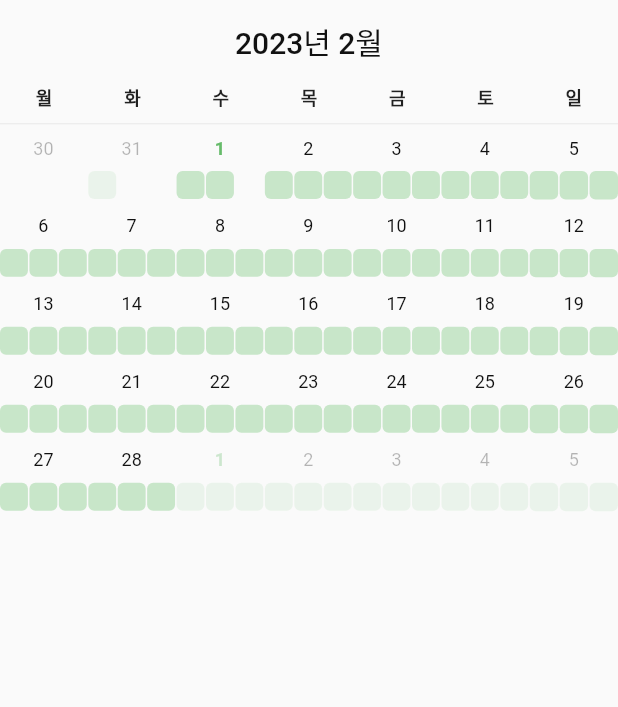
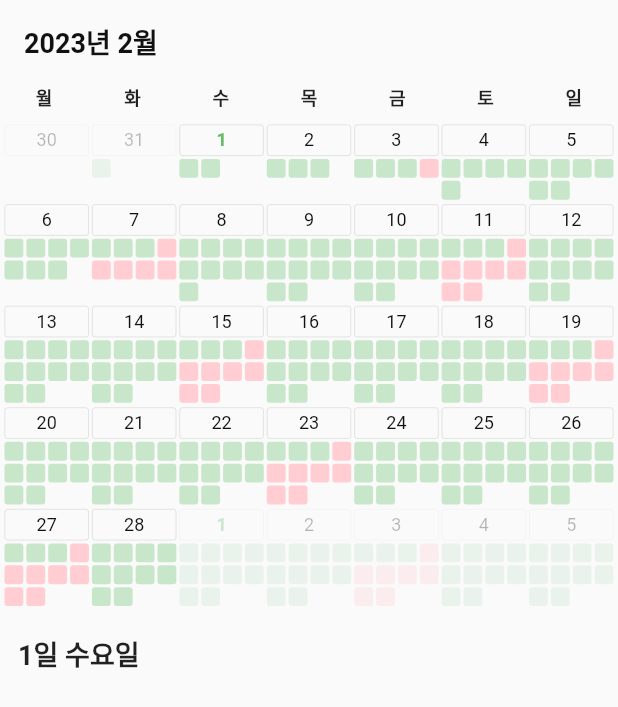
Before and after one commit to oh-jinsu/todo_calendar, a Flutter app: the screen it shows after launch, after a tap on an icon or button, on a phone screen of 412 x 824 dp. Shown: the top 707 px of the screen. Run offline on Flutter 3.47's test engine with Material 2 defaults, Android fonts, the phone set to English and light mode, and no system bars.

Commit message:
Update the UI

```diff
--- a/lib/functions/date.dart
+++ b/lib/functions/date.dart
@@ -1,5 +1,9 @@
 int getFirstWeekDay(int year, int month) {
   return DateTime(year, month).weekday;
+}
+
+String formatWeekDay(int weekDay) {
+  return ["월", "화", "수", "목", "금", "토", "일"][weekDay - 1];
 }
 
 int getLastDay(int year, int month) {
--- a/lib/pages/home.dart
+++ b/lib/pages/home.dart
@@ -4,6 +4,8 @@ import 'package:flutter/material.dart';
 import 'package:todo/theme/color.dart';
 import 'package:todo/widgets/calendar.dart';
 import 'package:todo/widgets/calendar_header.dart';
+
+import '../functions/date.dart';
 
 class HomePage extends StatefulWidget {
   const HomePage({super.key});
@@ -23,23 +25,29 @@ class _HomePageState extends State<HomePage> {
   Widget build(BuildContext context) {
     return Scaffold(
       appBar: AppBar(
-        centerTitle: true,
+        centerTitle: false,
         title: Text(
           "${year.toString()}년 ${month.toString()}월",
+          style: const TextStyle(
+            fontSize: 18.0,
+            fontWeight: FontWeight.bold,
+          ),
         ),
       ),
       body: Column(
         children: [
           const CalendarHeader(),
-          const Divider(height: 1.0),
-          Expanded(
+          Padding(
+            padding: const EdgeInsets.symmetric(horizontal: 2.0),
+            child: Flexible(
+              child: ConstrainedBox(
+                constraints: BoxConstraints(
+                  maxHeight: MediaQuery.of(context).size.height * 0.4,
+                ),
                 child: SingleChildScrollView(
                   child: Calendar(
                     year: year,
                     month: month,
-                borderSide: const BorderSide(
-                  color: Colors.transparent,
-                ),
                     builder: (date, index) {
                       return GestureDetector(
                         onTap: () {
@@ -52,12 +60,23 @@ class _HomePageState extends State<HomePage> {
                           });
                         },
                         child: Container(
+                          padding: const EdgeInsets.all(1.0),
                           color: Colors.transparent,
                           child: Column(
+                            crossAxisAlignment: CrossAxisAlignment.stretch,
                             children: [
-                          Padding(
-                            padding:
-                                const EdgeInsets.fromLTRB(0.0, 8.0, 0.0, 8.0),
+                              Container(
+                                padding: const EdgeInsets.symmetric(
+                                  vertical: 3.0,
+                                ),
+                                decoration: BoxDecoration(
+                                  borderRadius: BorderRadius.circular(2.0),
+                                  border: Border.all(
+                                    color: Theme.of(context).dividerColor,
+                                    width: 0.5,
+                                  ),
+                                ),
+                                child: Center(
                                   child: Text(
                                     date.day.toString(),
                                     style: TextStyle(
@@ -71,24 +90,29 @@ class _HomePageState extends State<HomePage> {
                                     ),
                                   ),
                                 ),
+                              ),
+                              const SizedBox(height: 2.0),
                               GridView.count(
                                 padding: const EdgeInsets.all(0.0),
                                 physics: const NeverScrollableScrollPhysics(),
-                            crossAxisCount: 3,
+                                crossAxisCount: 4,
                                 shrinkWrap: true,
-                            mainAxisSpacing: 1.0,
-                            crossAxisSpacing: 1.0,
+                                mainAxisSpacing: 2.0,
+                                crossAxisSpacing: 2.0,
                                 children: [
-                              for (int i = 0; i < min(index, 3); i++)
+                                  for (int i = 0; i < min(index, 10); i++)
                                     Container(
                                       decoration: BoxDecoration(
-                                    borderRadius: BorderRadius.circular(4.0),
-                                    color: Colors.green[100],
+                                        borderRadius:
+                                            BorderRadius.circular(2.0),
+                                        color: i >= 3 && index % 4 == 0
+                                            ? Colors.red[100]
+                                            : Colors.green[100],
                                       ),
                                     )
                                 ],
                               ),
-                          const SizedBox(height: 2.0),
+                              const SizedBox(height: 1.0),
                             ],
                           ),
                         ),
@@ -97,6 +121,25 @@ class _HomePageState extends State<HomePage> {
                   ),
                 ),
               ),
+            ),
+          ),
+          Expanded(
+            child: Padding(
+              padding: const EdgeInsets.fromLTRB(12.0, 16.0, 12.0, 0.0),
+              child: Column(
+                crossAxisAlignment: CrossAxisAlignment.stretch,
+                children: [
+                  Text(
+                    "${selected.day.toString()}일 ${formatWeekDay(selected.weekday)}요일",
+                    style: const TextStyle(
+                      fontSize: 18.0,
+                      fontWeight: FontWeight.bold,
+                    ),
+                  ),
+                ],
+              ),
+            ),
+          )
         ],
       ),
     );
--- a/lib/widgets/calendar.dart
+++ b/lib/widgets/calendar.dart
@@ -7,14 +7,12 @@ class Calendar extends StatelessWidget {
   final int year;
   final int month;
   final Widget Function(DateTime date, int index) builder;
-  final BorderSide borderSide;
 
   const Calendar({
     super.key,
     required this.year,
     required this.month,
     required this.builder,
-    this.borderSide = BorderSide.none,
   });
 
   @override
@@ -30,18 +28,9 @@ class Calendar extends StatelessWidget {
             children: [
               for (int j = 0; j < 7; j++)
                 Expanded(
-                  child: Container(
-                    decoration: BoxDecoration(
-                      border: Border(
-                        top: i == 0 ? borderSide : BorderSide.none,
-                        bottom: borderSide,
-                        right: j != 6 ? borderSide : BorderSide.none,
-                      ),
-                    ),
-                    child: Opacity(
-                      opacity: dates[i * 7 + j].month == month ? 1.0 : 0.3,
-                      child: builder.call(dates[i * 7 + j], i * 7 + j),
-                    ),
+                  child: Opacity(
+                    opacity: dates[i * 7 + j].month == month ? 1.0 : 0.3,
+                    child: builder.call(dates[i * 7 + j], i * 7 + j),
                   ),
                 ),
             ],
```
Lines whose indentation alone changed are shown as unchanged.
